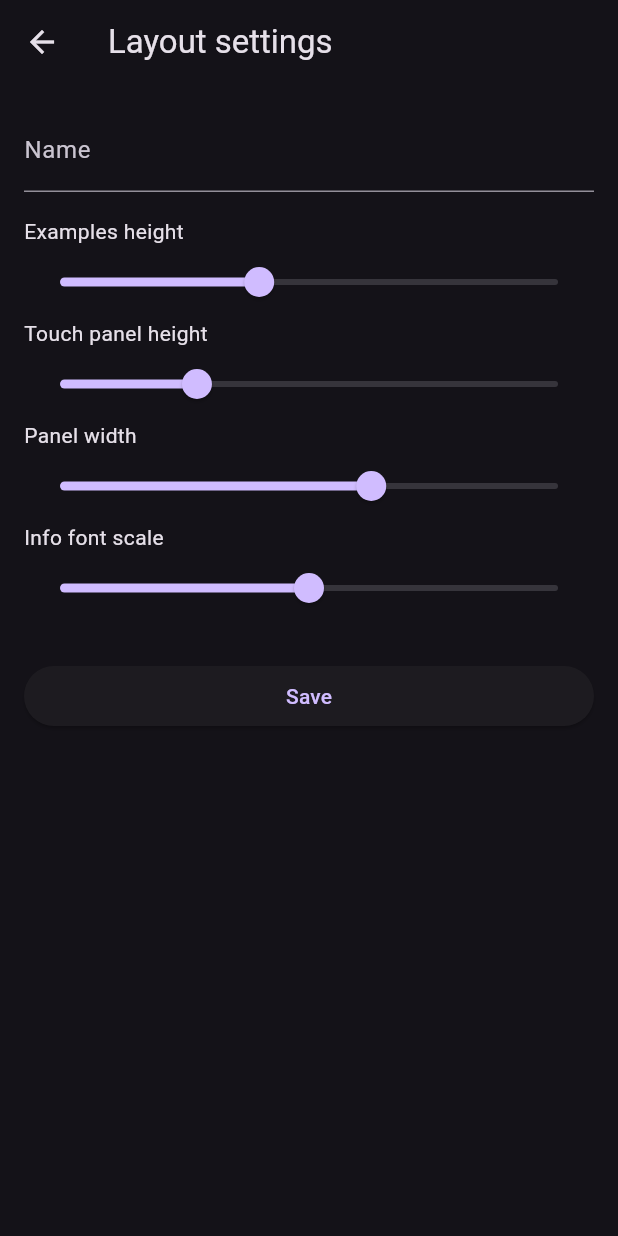
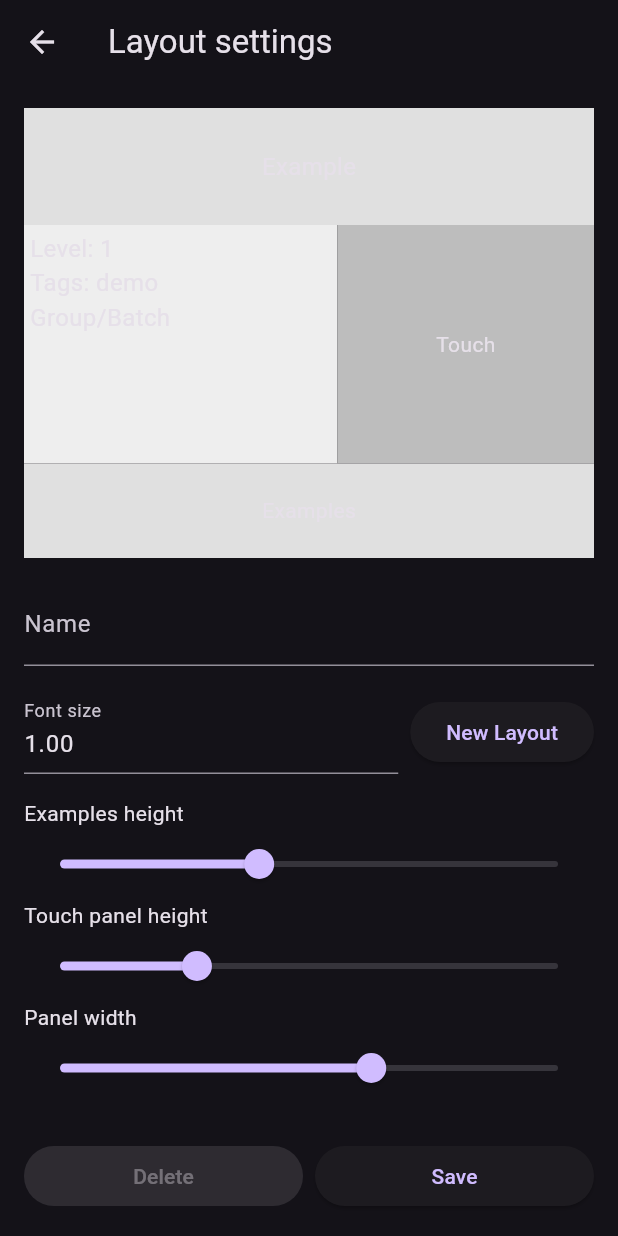
Before and after one commit to EnriqueMoran/hanziapp, a Flutter app: the LayoutSettingsScreen screen opened directly, on a phone screen of 412 x 824 dp. Run offline on Flutter 3.47's test engine with Material 3 defaults, Android fonts, the phone set to English and light mode, and no system bars; our stand-ins replace audioplayers, reorderables; missing offline and left inert: google_mlkit_digital_ink_recognition; network calls fail.

Commit message:
feat: add layout preview and font size controls

```diff
--- a/lib/screens/layout_settings_screen.dart
+++ b/lib/screens/layout_settings_screen.dart
@@ -14,6 +14,7 @@ class LayoutSettingsScreen extends StatefulWidget {
 
 class _LayoutSettingsScreenState extends State<LayoutSettingsScreen> {
   late TextEditingController _nameController;
+  late TextEditingController _fontController;
   late double _exampleHeight;
   late double _drawingHeight;
   late double _panelWidth;
@@ -29,6 +30,8 @@ class _LayoutSettingsScreenState extends State<LayoutSettingsScreen> {
       _drawingHeight = p.drawingHeightRatio;
       _panelWidth = p.panelWidthRatio;
       _fontScale = p.fontScale;
+      _fontController =
+          TextEditingController(text: _fontScale.toStringAsFixed(2));
     } else {
       final layout = DeviceConfig.layout;
       _nameController = TextEditingController();
@@ -36,7 +39,28 @@ class _LayoutSettingsScreenState extends State<LayoutSettingsScreen> {
       _drawingHeight = layout.drawingHeightRatio;
       _panelWidth = layout.panelWidthRatio;
       _fontScale = layout.fontScale;
+      _fontController =
+          TextEditingController(text: _fontScale.toStringAsFixed(2));
     }
+  }
+
+  void _newLayout() {
+    final layout = DeviceConfig.layout;
+    setState(() {
+      _nameController.clear();
+      _exampleHeight = layout.exampleHeightRatio;
+      _drawingHeight = layout.drawingHeightRatio;
+      _panelWidth = layout.panelWidthRatio;
+      _fontScale = layout.fontScale;
+      _fontController.text = _fontScale.toStringAsFixed(2);
+    });
+  }
+
+  @override
+  void dispose() {
+    _nameController.dispose();
+    _fontController.dispose();
+    super.dispose();
   }
 
   Future<void> _save() async {
@@ -96,9 +120,44 @@ class _LayoutSettingsScreenState extends State<LayoutSettingsScreen> {
           padding: const EdgeInsets.all(16),
           child: ListView(
             children: [
+              SizedBox(
+                height: 300,
+                child: _LayoutPreview(
+                  exampleHeightRatio: _exampleHeight,
+                  drawingHeightRatio: _drawingHeight,
+                  panelWidthRatio: _panelWidth,
+                  fontScale: _fontScale,
+                ),
+              ),
+              const SizedBox(height: 16),
               TextField(
                 controller: _nameController,
                 decoration: const InputDecoration(labelText: 'Name'),
+              ),
+              const SizedBox(height: 16),
+              Row(
+                children: [
+                  Expanded(
+                    child: TextField(
+                      controller: _fontController,
+                      keyboardType:
+                          const TextInputType.numberWithOptions(decimal: true),
+                      decoration:
+                          const InputDecoration(labelText: 'Font size'),
+                      onChanged: (v) {
+                        final value = double.tryParse(v);
+                        if (value != null) {
+                          setState(() => _fontScale = value);
+                        }
+                      },
+                    ),
+                  ),
+                  const SizedBox(width: 8),
+                  ElevatedButton(
+                    onPressed: _newLayout,
+                    child: const Text('New Layout'),
+                  ),
+                ],
               ),
               const SizedBox(height: 16),
               const Text('Examples height'),
@@ -122,23 +181,26 @@ class _LayoutSettingsScreenState extends State<LayoutSettingsScreen> {
                 max: 0.7,
                 onChanged: (v) => setState(() => _panelWidth = v),
               ),
-              const Text('Info font scale'),
-              Slider(
-                value: _fontScale,
-                min: 0.5,
-                max: 1.5,
-                onChanged: (v) => setState(() => _fontScale = v),
+              const SizedBox(height: 24),
+              Row(
+                children: [
+                  Expanded(
+                    child: ElevatedButton(
+                      onPressed: widget.preset != null ? _delete : null,
+                      style: ElevatedButton.styleFrom(
+                          backgroundColor: Colors.red),
+                      child: const Text('Delete'),
+                    ),
+                  ),
+                  const SizedBox(width: 8),
+                  Expanded(
+                    child: ElevatedButton(
+                      onPressed: _save,
+                      child: const Text('Save'),
+                    ),
+                  ),
+                ],
               ),
-              const SizedBox(height: 24),
-              ElevatedButton(onPressed: _save, child: const Text('Save')),
-              if (widget.preset != null) ...[
-                const SizedBox(height: 8),
-                ElevatedButton(
-                  onPressed: _delete,
-                  style: ElevatedButton.styleFrom(backgroundColor: Colors.red),
-                  child: const Text('Delete'),
-                ),
-              ],
             ],
           ),
         ),
@@ -146,3 +208,76 @@ class _LayoutSettingsScreenState extends State<LayoutSettingsScreen> {
     );
   }
 }
+
+class _LayoutPreview extends StatelessWidget {
+  final double exampleHeightRatio;
+  final double drawingHeightRatio;
+  final double panelWidthRatio;
+  final double fontScale;
+
+  const _LayoutPreview({
+    required this.exampleHeightRatio,
+    required this.drawingHeightRatio,
+    required this.panelWidthRatio,
+    required this.fontScale,
+  });
+
+  @override
+  Widget build(BuildContext context) {
+    return LayoutBuilder(
+      builder: (context, constraints) {
+        final w = constraints.maxWidth;
+        final h = constraints.maxHeight;
+        final exampleHeight = h * exampleHeightRatio;
+        final drawingHeight = h * drawingHeightRatio;
+        final infoHeight = h - exampleHeight - drawingHeight;
+        final infoWidth = w * panelWidthRatio;
+        final drawWidth = w - infoWidth;
+        final textStyle = TextStyle(fontSize: 16 * fontScale);
+
+        return Column(
+          children: [
+            Container(
+              height: exampleHeight,
+              color: Colors.grey[300],
+              alignment: Alignment.center,
+              child: Text('Example', style: textStyle),
+            ),
+            SizedBox(
+              height: infoHeight,
+              child: Row(
+                children: [
+                  Container(
+                    width: infoWidth,
+                    padding: const EdgeInsets.all(4),
+                    color: Colors.grey[200],
+                    child: Column(
+                      crossAxisAlignment: CrossAxisAlignment.start,
+                      children: [
+                        Text('Level: 1', style: textStyle),
+                        Text('Tags: demo', style: textStyle),
+                        Text('Group/Batch', style: textStyle),
+                      ],
+                    ),
+                  ),
+                  Container(
+                    width: drawWidth,
+                    color: Colors.grey[400],
+                    alignment: Alignment.center,
+                    child: const Text('Touch'),
+                  ),
+                ],
+              ),
+            ),
+            Container(
+              height: drawingHeight,
+              color: Colors.grey[300],
+              alignment: Alignment.center,
+              child: const Text('Examples'),
+            ),
+          ],
+        );
+      },
+    );
+  }
+}
```
